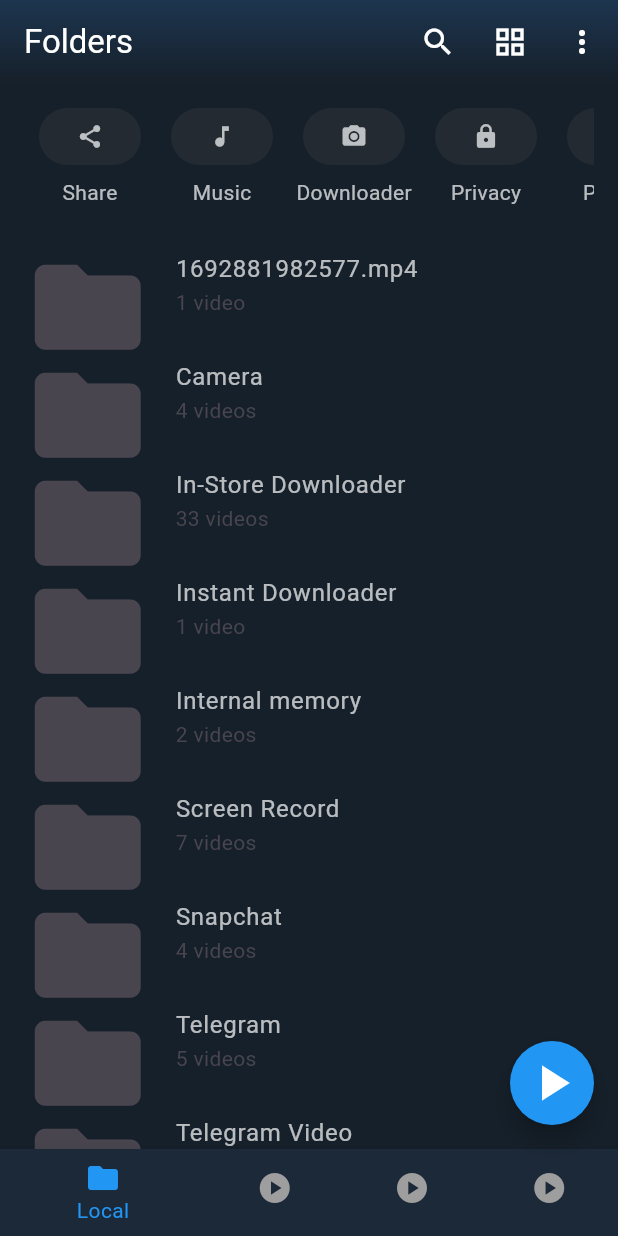
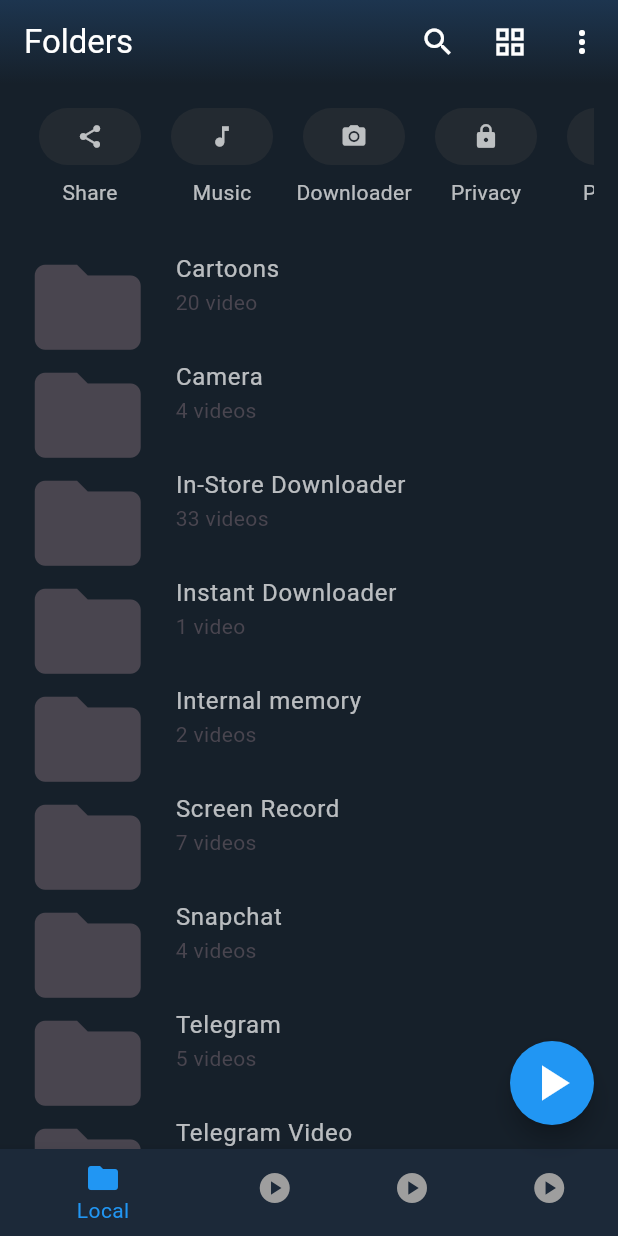
Before and after one commit to MauryaAayush/mx_player_clone, a Flutter app: the screen it shows after launch, on a phone screen of 412 x 824 dp. Run offline on Flutter 3.47's test engine with Material 3 defaults, Android fonts, the phone set to English and light mode, and no system bars; our stand-ins replace cached_network_image, chewie, video_player.

Commit message:
Radhey Radhey

```diff
--- a/lib/Views/Main_Screen.dart
+++ b/lib/Views/MainScreen/Main_Screen.dart
@@ -1,4 +1,6 @@
 import 'package:flutter/material.dart';
+
+import 'Components/Folder -- Icon.dart';
 
 class MyHomePage extends StatefulWidget {
   MyHomePage({Key? key, required this.title}) : super(key: key);
@@ -59,7 +61,7 @@ class _MyHomePageState extends State<MyHomePage> {
                 scrollDirection: Axis.horizontal,
                 child: Row(
                   mainAxisAlignment: MainAxisAlignment.spaceAround,
-                  children: <Widget>[
+                  children: [
                     _buildFolderIcon(Icons.share, 'Share'),
                     _buildFolderIcon(Icons.music_note, 'Music'),
                     _buildFolderIcon(Icons.camera_alt, 'Downloader'),
@@ -73,7 +75,7 @@ class _MyHomePageState extends State<MyHomePage> {
             Expanded(
               child: ListView(
                 children: <Widget>[
-                  _buildFolderItem('1692881982577.mp4', '1 video'),
+                  _buildFolderItem('Cartoons', '20 video'),
                   _buildFolderItem('Camera', '4 videos'),
                   _buildFolderItem('In-Store Downloader', '33 videos'),
                   _buildFolderItem('Instant Downloader', '1 video'),
@@ -126,6 +128,22 @@ class _MyHomePageState extends State<MyHomePage> {
     );
   }
 
+
+
+  Widget _buildFolderItem(String title, String subtitle, {int? number}) {
+    return ListTile(
+      leading: Icon(Icons.folder,size: 85,),
+
+      title: Text(title,style: TextStyle(
+        color: Colors.white70
+      ),),
+      subtitle: Text(subtitle),
+
+    );
+  }
+}
+
+
 Widget _buildFolderIcon(IconData icon, String text) {
   return Column(
     children: <Widget>[
@@ -147,16 +165,3 @@ class _MyHomePageState extends State<MyHomePage> {
     ],
   );
 }
-
-  Widget _buildFolderItem(String title, String subtitle, {int? number}) {
-    return ListTile(
-      leading: Icon(Icons.folder,size: 85,),
-
-      title: Text(title,style: TextStyle(
-        color: Colors.white70
-      ),),
-      subtitle: Text(subtitle),
-
-    );
-  }
-}
--- a/lib/main.dart
+++ b/lib/main.dart
@@ -1,5 +1,5 @@
 import 'package:flutter/material.dart';
-import 'Views/Main_Screen.dart';
+import 'Views/MainScreen/Main_Screen.dart';
 import 'Views/video_select_screen.dart';
 
 
```
Also changed, not shown: lib/Views/MainScreen/Components/Folder -- Icon.dart (added). Lines whose indentation alone changed are shown as unchanged.
